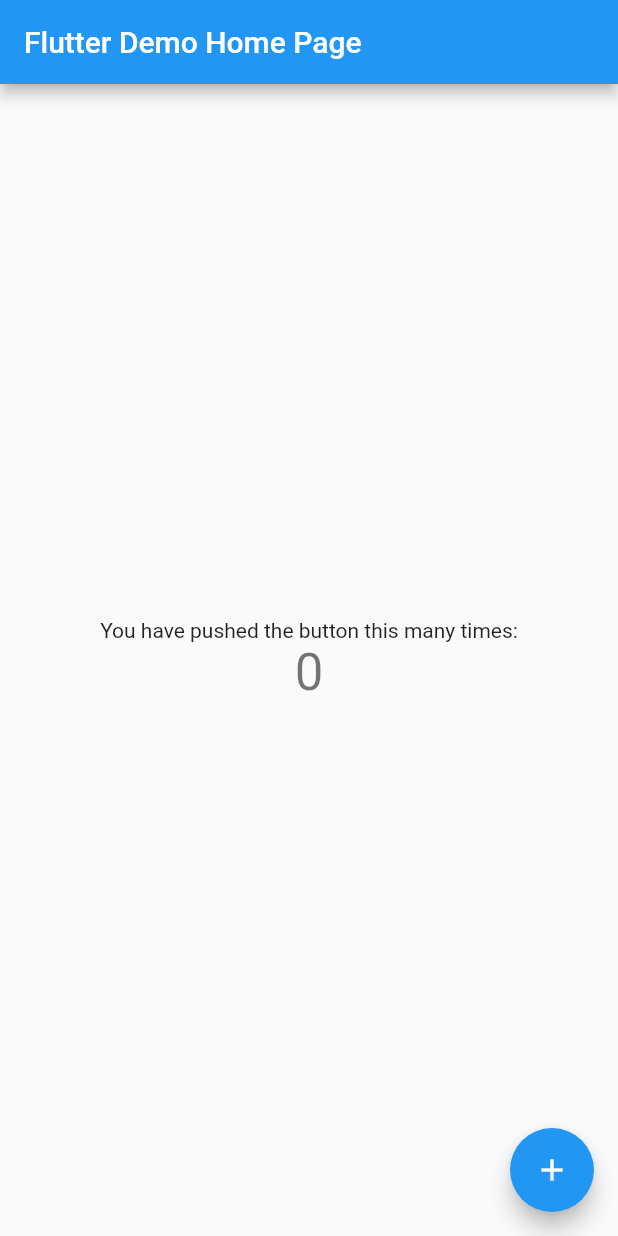
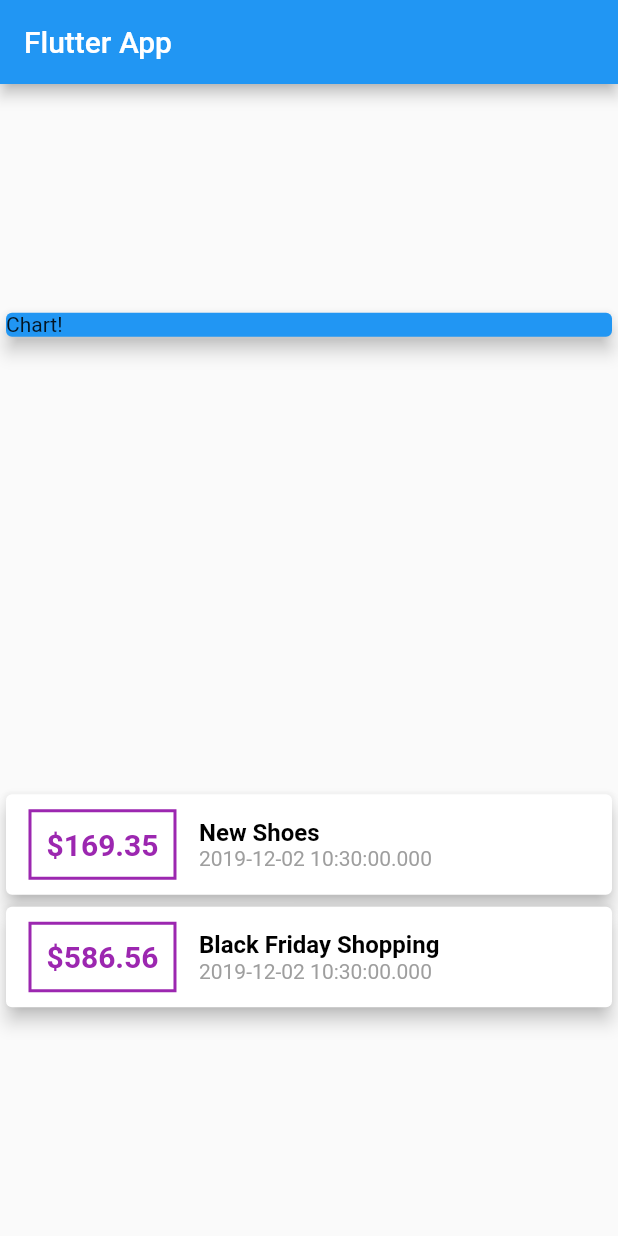
Before and after one commit to SuvrangshuBarua/ExpenseTracker, a Flutter app: the screen it shows after launch, on a phone screen of 412 x 824 dp. Run offline on Flutter 3.47's test engine with Material 2 defaults, Android fonts, the phone set to English and light mode, and no system bars.

Commit message:
Second commit

```diff
--- a/expense_tracker/lib/main.dart
+++ b/expense_tracker/lib/main.dart
@@ -1,111 +1,102 @@
+import 'package:expense_tracker/transaction.dart';
 import 'package:flutter/material.dart';
 
 void main() => runApp(MyApp());
 
 class MyApp extends StatelessWidget {
-  // This widget is the root of your application.
   @override
   Widget build(BuildContext context) {
     return MaterialApp(
       title: 'Flutter Demo',
       theme: ThemeData(
-        // This is the theme of your application.
-        //
-        // Try running your application with "flutter run". You'll see the
-        // application has a blue toolbar. Then, without quitting the app, try
-        // changing the primarySwatch below to Colors.green and then invoke
-        // "hot reload" (press "r" in the console where you ran "flutter run",
-        // or simply save your changes to "hot reload" in a Flutter IDE).
-        // Notice that the counter didn't reset back to zero; the application
-        // is not restarted.
         primarySwatch: Colors.blue,
       ),
-      home: MyHomePage(title: 'Flutter Demo Home Page'),
+      home: MyHomePage(),
     );
   }
 }
 
-class MyHomePage extends StatefulWidget {
-  MyHomePage({Key key, this.title}) : super(key: key);
-
-  // This widget is the home page of your application. It is stateful, meaning
-  // that it has a State object (defined below) that contains fields that affect
-  // how it looks.
-
-  // This class is the configuration for the state. It holds the values (in this
-  // case the title) provided by the parent (in this case the App widget) and
-  // used by the build method of the State. Fields in a Widget subclass are
-  // always marked "final".
-
-  final String title;
-
-  @override
-  _MyHomePageState createState() => _MyHomePageState();
-}
-
-class _MyHomePageState extends State<MyHomePage> {
-  int _counter = 0;
-
-  void _incrementCounter() {
-    setState(() {
-      // This call to setState tells the Flutter framework that something has
-      // changed in this State, which causes it to rerun the build method below
-      // so that the display can reflect the updated values. If we changed
-      // _counter without calling setState(), then the build method would not be
-      // called again, and so nothing would appear to happen.
-      _counter++;
-    });
-  }
-
+class MyHomePage extends StatelessWidget {
+  final List<Transaction> transactions = [
+    Transaction(
+      id: 't1',
+      title: 'New Shoes',
+      amount: 169.35,
+      date: DateTime.now(),
+    ),
+    Transaction(
+      id: 't2',
+      title: 'Black Friday Shopping',
+      amount: 586.56,
+      date: DateTime.now(),
+    )
+  ];
   @override
   Widget build(BuildContext context) {
-    // This method is rerun every time setState is called, for instance as done
-    // by the _incrementCounter method above.
-    //
-    // The Flutter framework has been optimized to make rerunning build methods
-    // fast, so that you can just rebuild anything that needs updating rather
-    // than having to individually change instances of widgets.
     return Scaffold(
-      appBar: AppBar(
-        // Here we take the value from the MyHomePage object that was created by
-        // the App.build method, and use it to set our appbar title.
-        title: Text(widget.title),
+      appBar: AppBar(title: Text('Flutter App')),
+      body: Column(
+        mainAxisAlignment: MainAxisAlignment.spaceAround,
+        crossAxisAlignment: CrossAxisAlignment.stretch,
+        children: <Widget>[
+          Container(
+            width: double.infinity,
+            child: Card(
+              color: Colors.blue,
+              child: Text('Chart!'),
+              elevation: 5,
             ),
-      body: Center(
-        // Center is a layout widget. It takes a single child and positions it
-        // in the middle of the parent.
-        child: Column(
-          // Column is also a layout widget. It takes a list of children and
-          // arranges them vertically. By default, it sizes itself to fit its
-          // children horizontally, and tries to be as tall as its parent.
-          //
-          // Invoke "debug painting" (press "p" in the console, choose the
-          // "Toggle Debug Paint" action from the Flutter Inspector in Android
-          // Studio, or the "Toggle Debug Paint" command in Visual Studio Code)
-          // to see the wireframe for each widget.
-          //
-          // Column has various properties to control how it sizes itself and
-          // how it positions its children. Here we use mainAxisAlignment to
-          // center the children vertically; the main axis here is the vertical
-          // axis because Columns are vertical (the cross axis would be
-          // horizontal).
-          mainAxisAlignment: MainAxisAlignment.center,
+          ),
+          Column(
+            children: transactions.map((tx) {
+              return Card(
+                child: Row(
+                  children: <Widget>[
+                    Container(
+                      margin: EdgeInsets.symmetric(
+                        vertical: 10,
+                        horizontal: 15,
+                      ),
+                      decoration: BoxDecoration(
+                        border: Border.all(
+                          color: Colors.purple,
+                          width: 2,
+                        ),
+                      ),
+                      padding: EdgeInsets.all(10),
+                      child: Text(
+                        '\$${tx.amount}',
+                        style: TextStyle(
+                            fontWeight: FontWeight.bold,
+                            fontSize: 20,
+                            color: Colors.purple),
+                      ),
+                    ),
+                    Column(
+                      crossAxisAlignment: CrossAxisAlignment.start,
                       children: <Widget>[
                         Text(
-              'You have pushed the button this many times:',
+                          tx.title,
+                          style: TextStyle(
+                            color: Colors.black,
+                            fontSize: 16,
+                            fontWeight: FontWeight.bold,
+                          ),
                         ),
                         Text(
-              '$_counter',
-              style: Theme.of(context).textTheme.display1,
+                          tx.date.toString(),
+                          style: TextStyle(color: Colors.grey),
+                        ),
+                      ],
+                    )
+                  ],
+                ),
+                elevation: 5,
+              );
+            }).toList(),
           ),
         ],
       ),
-      ),
-      floatingActionButton: FloatingActionButton(
-        onPressed: _incrementCounter,
-        tooltip: 'Increment',
-        child: Icon(Icons.add),
-      ), // This trailing comma makes auto-formatting nicer for build methods.
     );
   }
 }
--- /dev/null
+++ b/expense_tracker/lib/transaction.dart
@@ -0,0 +1,15 @@
+import 'package:flutter/foundation.dart';
+
+class Transaction {
+  final String id;
+  final String title;
+  final double amount;
+  final DateTime date;
+
+  Transaction({
+    @required this.id,
+    @required this.title,
+    @required this.amount,
+    @required this.date,
+  });
+}
```
Also changed, not shown: expense_tracker/pubspec.yaml (+1 -6 lines), expense_tracker/pubspec.lock, 2 other files. Lines whose indentation alone changed are shown as unchanged.
